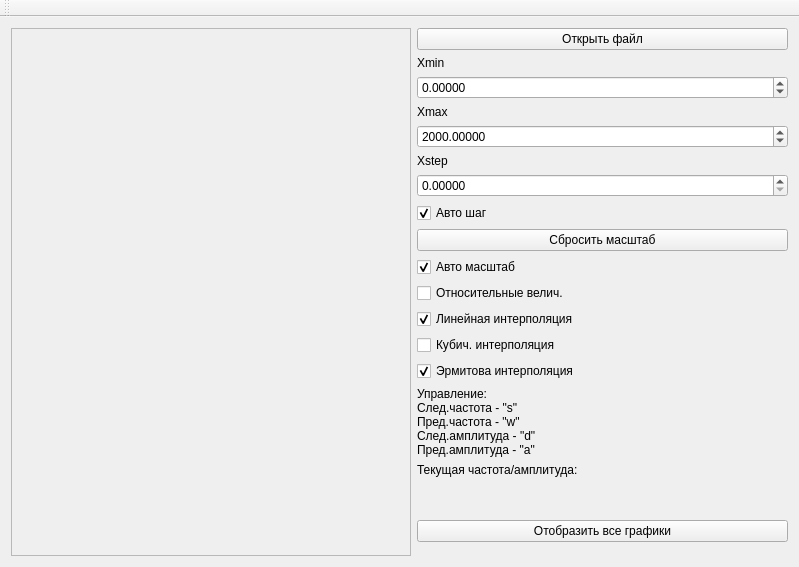
Above: mainwindow.ui from irsural/splines before the change. Below: the same form after it.
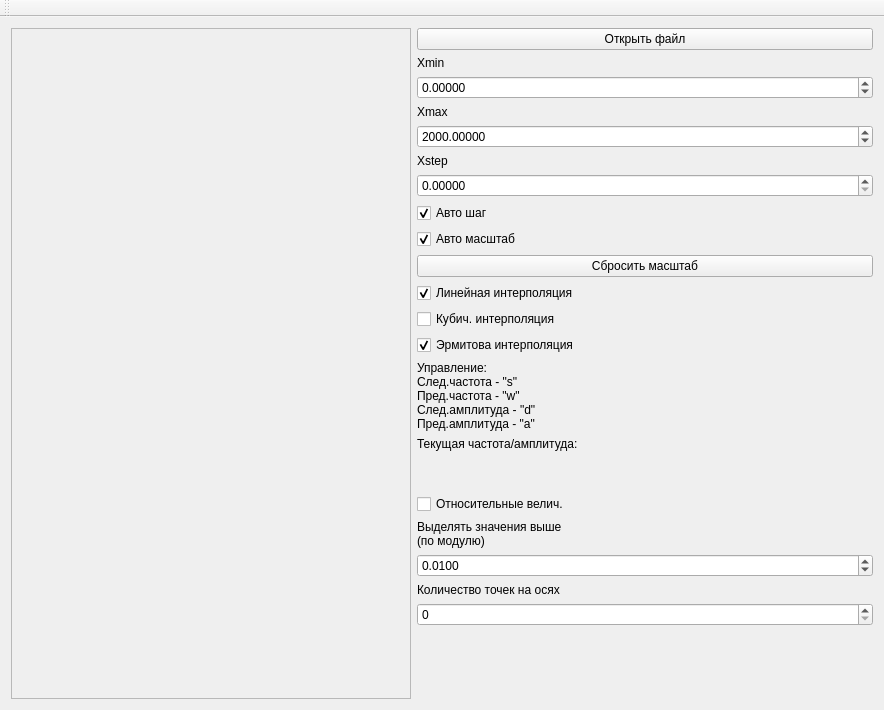
That is the form after the change.

```diff
--- a/mainwindow.ui
+++ b/mainwindow.ui
@@ -6,8 +6,8 @@
    <rect>
     <x>0</x>
     <y>0</y>
-    <width>799</width>
-    <height>567</height>
+    <width>884</width>
+    <height>710</height>
    </rect>
   </property>
   <property name="windowTitle">
@@ -49,7 +49,7 @@
              <x>0</x>
              <y>0</y>
              <width>398</width>
-             <height>510</height>
+             <height>653</height>
             </rect>
            </property>
            <property name="maximumSize">
@@ -144,13 +144,6 @@
           </property>
          </widget>
         </item>
-        <item>
-         <widget class="QPushButton" name="reset_scale">
-          <property name="text">
-           <string>Сбросить масштаб</string>
-          </property>
-         </widget>
-        </item>
         <item>
          <widget class="QCheckBox" name="checkBox_3">
           <property name="text">
@@ -162,9 +155,9 @@
          </widget>
         </item>
         <item>
-         <widget class="QCheckBox" name="checkBox">
+         <widget class="QPushButton" name="reset_scale">
           <property name="text">
-           <string>Относительные велич.</string>
+           <string>Сбросить масштаб</string>
           </property>
          </widget>
         </item>
@@ -229,12 +222,43 @@
          </widget>
         </item>
         <item>
-         <widget class="QPushButton" name="show_all_graps_button">
+         <widget class="QCheckBox" name="checkBox">
           <property name="text">
-           <string>Отобразить все графики</string>
+           <string>Относительные велич.</string>
           </property>
          </widget>
         </item>
+        <item>
+         <widget class="QLabel" name="label_6">
+          <property name="text">
+           <string>Выделять значения выше
+(по модулю)</string>
+          </property>
+         </widget>
+        </item>
+        <item>
+         <widget class="QDoubleSpinBox" name="spinbox_mark_limit">
+          <property name="decimals">
+           <number>4</number>
+          </property>
+          <property name="singleStep">
+           <double>0.001000000000000</double>
+          </property>
+          <property name="value">
+           <double>0.010000000000000</double>
+          </property>
+         </widget>
+        </item>
+        <item>
+         <widget class="QLabel" name="label_7">
+          <property name="text">
+           <string>Количество точек на осях</string>
+          </property>
+         </widget>
+        </item>
+        <item>
+         <widget class="QSpinBox" name="spinbox_ticks_count"/>
+        </item>
         <item>
          <spacer name="verticalSpacer">
           <property name="orientation">
```
Left out of the diff: 4 changed lines with no effect on the pictures.
